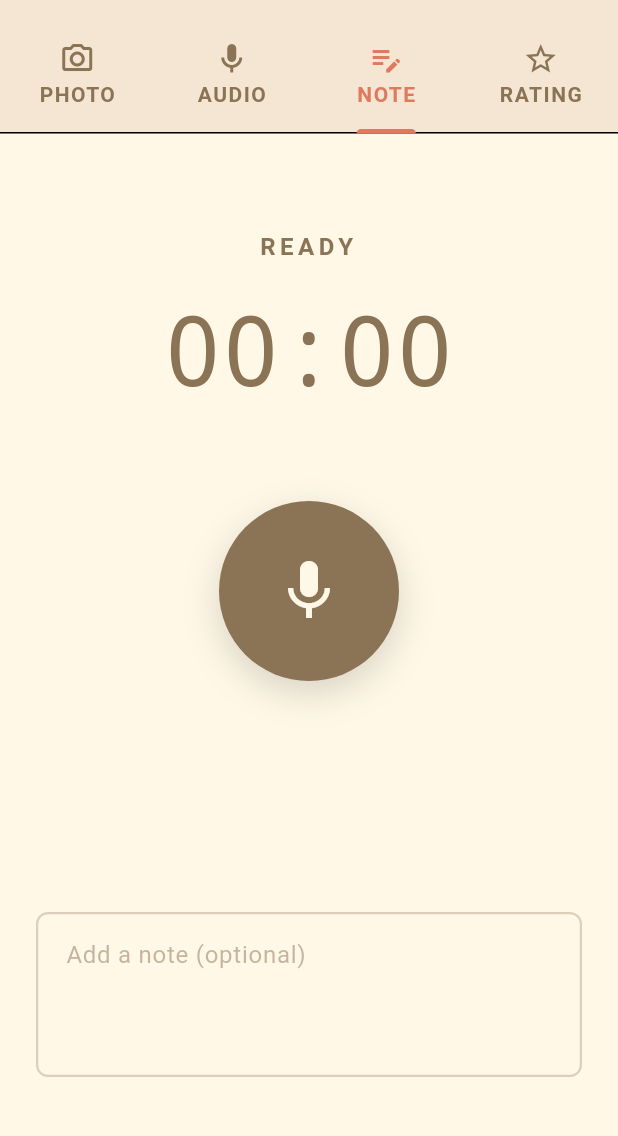
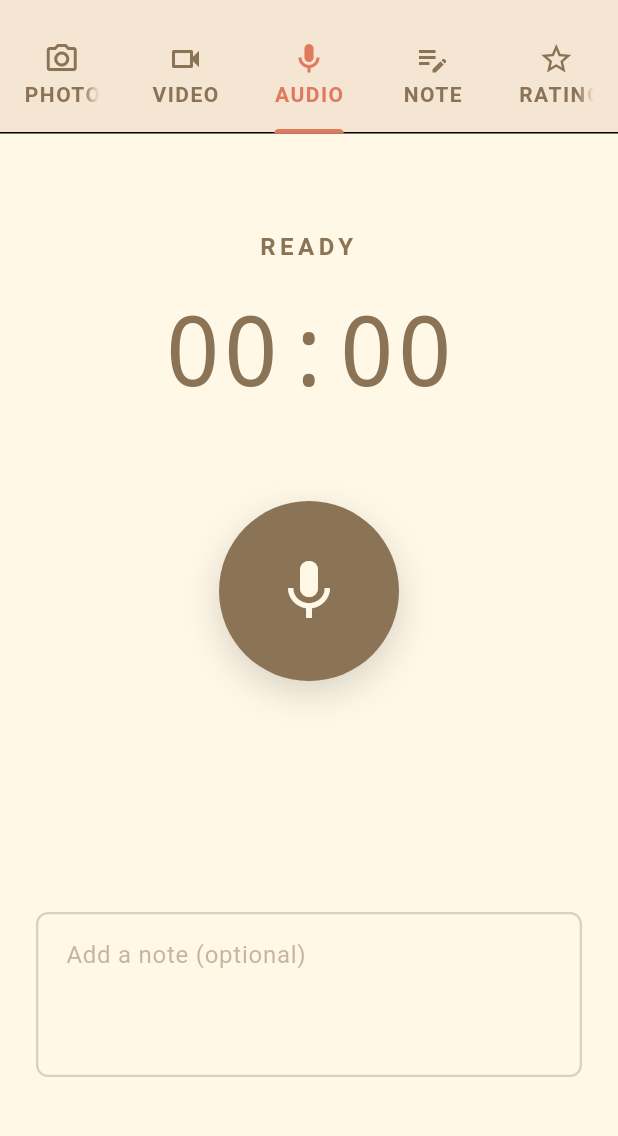
Before and after one commit to phifeh/reis, a Flutter app: the CaptureHomeScreen screen opened directly, tab 3 chosen, on a phone screen of 412 x 824 dp, the part 63-1199 px from its top. Run offline on Flutter 3.47's test engine with Material 3 defaults, Android fonts, the phone set to English and light mode, and no system bars; our stand-ins replace battery_plus, camera, flutter_riverpod, freezed_annotation, geolocator, permission_handler and 1 more; missing offline and left inert: flutter_sound; accounts and stored records are empty; Roboto replaces fonts that are missing (Spectral); project files that could hold a hidden picture were left out.

Commit message:
fix: Add VIDEO tab to capture screen

```diff
--- a/lib/features/events/presentation/capture_home_screen.dart
+++ b/lib/features/events/presentation/capture_home_screen.dart
@@ -54,6 +54,10 @@ class _CaptureHomeScreenState extends ConsumerState<CaptureHomeScreen>
               text: 'PHOTO',
             ),
             Tab(
+              icon: Icon(Icons.videocam_outlined),
+              text: 'VIDEO',
+            ),
+            Tab(
               icon: Icon(Icons.mic_outlined),
               text: 'AUDIO',
             ),
```
